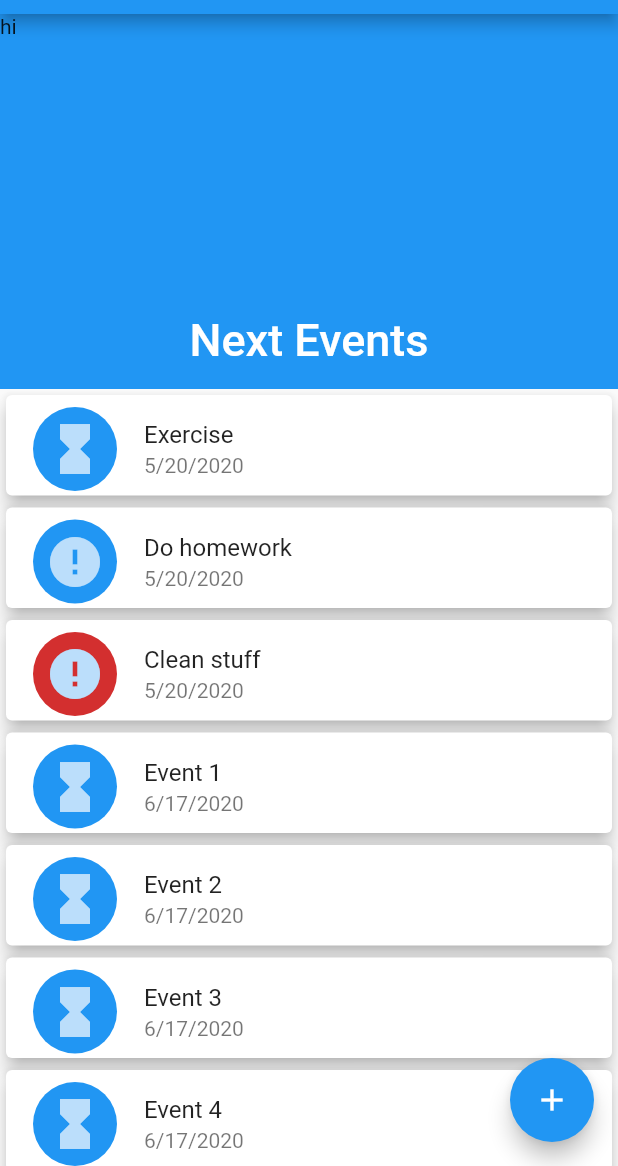
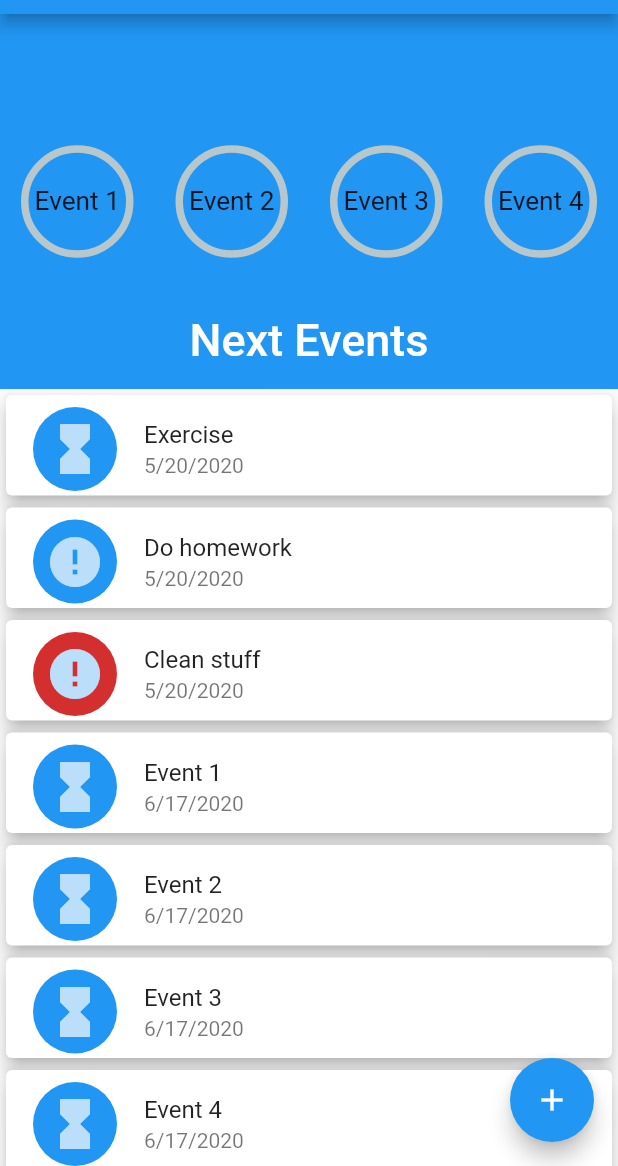
Before and after one commit to giuliano-macedo/flutter_udemy, a Flutter app: the screen it shows after launch, on a phone screen of 412 x 824 dp, the part 70-1236 px from its top. Run offline on Flutter 3.47's test engine with Material 2 defaults, Android fonts, the phone set to English and light mode, and no system bars; drawn by our look-alikes of percent_indicator.

```diff
--- a/calendar/lib/widgets/next_events_box.dart
+++ b/calendar/lib/widgets/next_events_box.dart
@@ -1,8 +1,33 @@
 import 'package:flutter/material.dart';
+import 'package:percent_indicator/percent_indicator.dart';
 
 class NextEventsBox extends StatelessWidget {
+  Widget eventCircle(BuildContext context, String text, DateTime date) {
+    final now = DateTime.now();
+    final daysLeft = now.difference(date).inDays;
+    double percent = 0;
+    return CircularPercentIndicator(
+      radius: 75.0,
+      lineWidth: 5.0,
+      percent: percent,
+      center: new Text(
+        text,
+        textScaleFactor: 1.25,
+      ),
+      progressColor: Theme.of(context).primaryColorDark,
+    );
+  }
+
   @override
   Widget build(BuildContext context) {
-    return Container(child: Text("hi"));
+    return Row(
+      crossAxisAlignment: CrossAxisAlignment.center,
+      mainAxisAlignment: MainAxisAlignment.center,
+      children: List<Widget>.generate(
+          4,
+          (index) => Expanded(
+              child: eventCircle(context, "Event ${index + 1}",
+                  DateTime.now().add(Duration(days: 10))))),
+    );
   }
 }
--- a/calendar/pubspec.yaml
+++ b/calendar/pubspec.yaml
@@ -20,6 +20,8 @@ dependencies:
   flutter:
     sdk: flutter
   intl: ^0.15.8
+  percent_indicator: "^2.1.1"
+
 
   # The following adds the Cupertino Icons font to your application.
   # Use with the CupertinoIcons class for iOS style icons.
```
Also changed, not shown: calendar/pubspec.lock.
